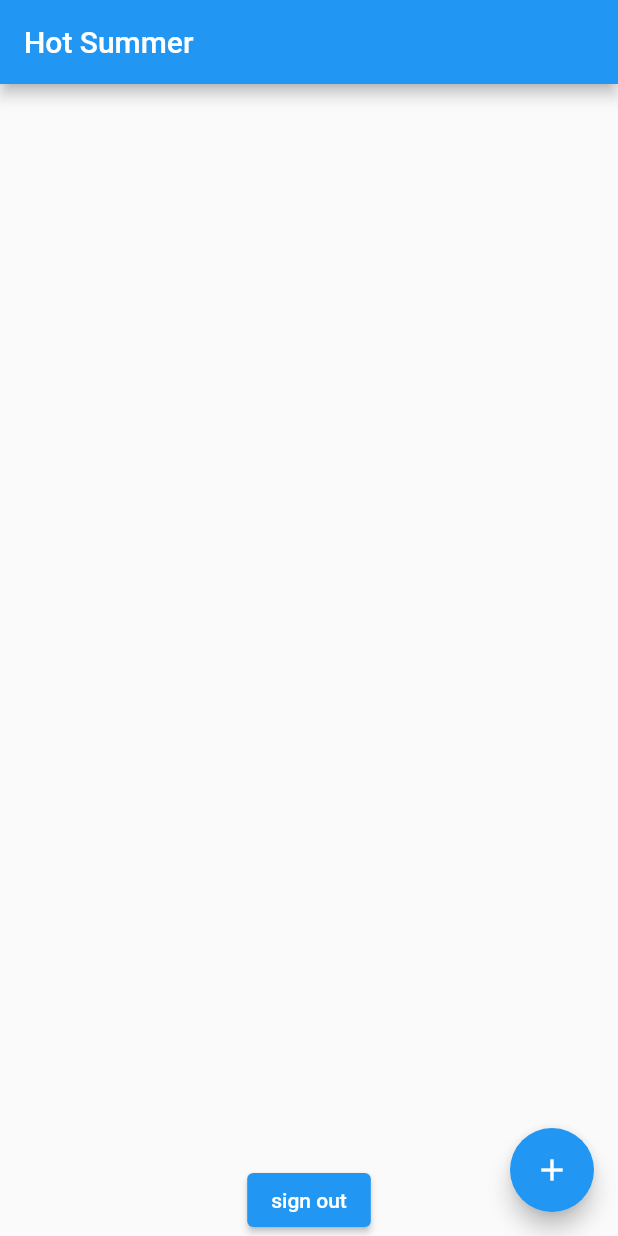
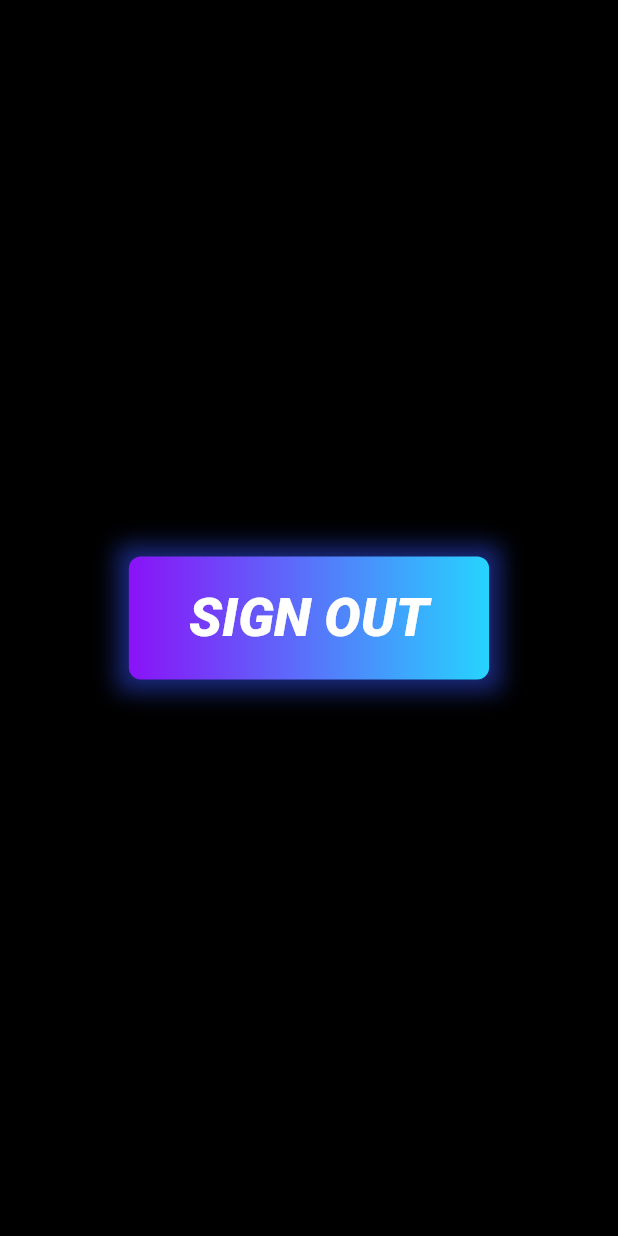
Before and after one commit to ethernetz/hot-summer, a Flutter app: the screen it shows once a user with an empty profile is signed in, on a phone screen of 412 x 824 dp. Run offline on Flutter 3.47's test engine with Material 2 defaults, Android fonts, the phone set to English and light mode, and no system bars; our stand-ins replace cloud_firestore, firebase_auth, firebase_core, firebase_crashlytics, google_fonts, google_sign_in and 1 more; accounts and stored records are empty; Roboto replaces fonts that are missing (Asap).

Commit message:
start styling, create hot_button

```diff
--- /dev/null
+++ b/app/lib/components/hot_button.dart
@@ -0,0 +1,101 @@
+// create custom button based on stateful widget
+import 'package:flutter/material.dart';
+
+class HotButton extends StatefulWidget {
+  final Widget child;
+  final void Function()? onPressed;
+
+  const HotButton({super.key, required this.child, this.onPressed});
+
+  @override
+  State<HotButton> createState() => _HotButtonState();
+}
+
+class _HotButtonState extends State<HotButton>
+    with SingleTickerProviderStateMixin {
+  late final AnimationController _controller = AnimationController(
+    vsync: this,
+    duration: const Duration(milliseconds: 200),
+    reverseDuration: const Duration(milliseconds: 200),
+    value: 1.0,
+    upperBound: 1.0,
+    lowerBound: 0.8,
+  );
+
+  late final Animation<double> _animation = CurvedAnimation(
+    parent: _controller,
+    curve: Curves.fastOutSlowIn,
+  );
+
+  @override
+  void initState() {
+    super.initState();
+
+    _animation;
+  }
+
+  @override
+  void dispose() {
+    _controller.dispose();
+    super.dispose();
+  }
+
+  void _onTap() {
+    _controller.reverse().then((_) {
+      _controller.forward();
+    });
+  }
+
+  void _onTapUp(TapUpDetails details) {
+    widget.onPressed?.call();
+    _controller.forward();
+  }
+
+  void _onTapDown(TapDownDetails details) {
+    _controller.reverse();
+  }
+
+  void _onTapCancel() {
+    _controller.forward();
+  }
+
+  @override
+  Widget build(BuildContext context) {
+    return ScaleTransition(
+      scale: _animation,
+      child: Container(
+        decoration: BoxDecoration(
+          boxShadow: [
+            BoxShadow(
+              color: const Color(0xff3252fa).withOpacity(0.5),
+              spreadRadius: 8,
+              blurRadius: 12,
+            ),
+          ],
+        ),
+        child: GestureDetector(
+          onTapCancel: _onTapCancel,
+          onTapDown: _onTapDown,
+          onTapUp: _onTapUp,
+          onTap: _onTap,
+          child: Container(
+            padding: const EdgeInsets.symmetric(vertical: 20, horizontal: 40),
+            decoration: BoxDecoration(
+              // color: _isPressed ? Colors.grey : Colors.red,
+              gradient: const LinearGradient(
+                begin: Alignment.centerLeft,
+                end: Alignment.centerRight,
+                colors: [
+                  Color(0xff8a12f7),
+                  Color(0xff26d4fe),
+                ],
+              ),
+              borderRadius: BorderRadius.circular(8),
+            ),
+            child: widget.child,
+          ),
+        ),
+      ),
+    );
+  }
+}
--- a/app/lib/main.dart
+++ b/app/lib/main.dart
@@ -5,7 +5,7 @@ import 'package:firebase_crashlytics/firebase_crashlytics.dart';
 import 'package:flutter/foundation.dart';
 import 'package:provider/provider.dart';
 import 'package:workspaces/services/auth_service.dart';
-import 'package:workspaces/screens/chat_screen.dart';
+import 'package:workspaces/screens/home_screen.dart';
 import 'firebase_options.dart';
 import 'package:flutter/material.dart';
 import 'package:workspaces/screens/auth_screen.dart';
@@ -57,26 +57,34 @@ class MyApp extends StatelessWidget {
         ],
         child: HotUserProxy(
           child: MaterialApp(
-            title: 'Hot Summer',
+            home: const Home(),
             theme: ThemeData(
-              primarySwatch: Colors.blue,
+              brightness: Brightness.dark,
+              colorScheme: const ColorScheme.dark(
+                  // primary: Colors.red,
+                  // secondary: Colors.blue,
+                  // background: Colors.black,
+                  ),
+              scaffoldBackgroundColor: Colors.black,
+              outlinedButtonTheme: OutlinedButtonThemeData(
+                style: ButtonStyle(
+                  backgroundColor: MaterialStateProperty.all(Colors.grey[900]),
+                  foregroundColor: MaterialStateProperty.all(Colors.white),
+                ),
+              ),
             ),
-            home: const MyHomePage(),
           ),
         ));
   }
 }
 
-class MyHomePage extends StatelessWidget {
-  const MyHomePage({super.key});
+class Home extends StatelessWidget {
+  const Home({super.key});
 
   @override
   Widget build(BuildContext context) {
     var firebaseUser = context.watch<User?>();
     return Scaffold(
-      appBar: AppBar(
-        title: const Text('Hot Summer'),
-      ),
       body: firebaseUser == null ? const AuthScreen() : const ChatScreen(),
     );
   }
--- a/app/lib/screens/chat_screen.dart
+++ /dev/null
@@ -1,56 +0,0 @@
-import 'package:flutter/material.dart';
-import 'package:cloud_firestore/cloud_firestore.dart';
-import 'package:provider/provider.dart';
-import 'package:workspaces/classes/hot_user.dart';
-import 'package:workspaces/services/auth_service.dart';
-
-class ChatScreen extends StatelessWidget {
-  const ChatScreen({super.key});
-
-  @override
-  Widget build(BuildContext context) {
-    var hotuser = context.watch<HotUser?>();
-    return Scaffold(
-      body: Column(
-        children: [
-          Text(hotuser?.displayName ?? "no user"),
-          Expanded(
-            child: StreamBuilder(
-                stream: FirebaseFirestore.instance
-                    .collection('chats/4K08x0809YgBzdcaed37/messages')
-                    .snapshots(),
-                builder: (ctx, snapshot) {
-                  if (snapshot.connectionState == ConnectionState.waiting) {
-                    return const Center(
-                      child: CircularProgressIndicator(),
-                    );
-                  }
-                  final docs = snapshot.data?.docs;
-                  return ListView.builder(
-                    itemCount: snapshot.data?.docs.length,
-                    itemBuilder: (ctx, index) => Container(
-                      padding: const EdgeInsets.all(8),
-                      child: Text(docs?[index]['text']),
-                    ),
-                  );
-                }),
-          ),
-          ElevatedButton(
-            onPressed: () {
-              context.read<AuthService>().signOut();
-            },
-            child: const Text("sign out"),
-          )
-        ],
-      ),
-      floatingActionButton: FloatingActionButton(
-        child: const Icon(Icons.add),
-        onPressed: () {
-          FirebaseFirestore.instance
-              .collection('chats/4K08x0809YgBzdcaed37/messages')
-              .add({'text': 'This was added by clicking the button!'});
-        },
-      ),
-    );
-  }
-}
--- /dev/null
+++ b/app/lib/screens/home_screen.dart
@@ -0,0 +1,33 @@
+import 'package:flutter/material.dart';
+import 'package:google_fonts/google_fonts.dart';
+import 'package:provider/provider.dart';
+import 'package:workspaces/classes/hot_user.dart';
+import 'package:workspaces/components/hot_button.dart';
+import 'package:workspaces/services/auth_service.dart';
+
+class ChatScreen extends StatelessWidget {
+  const ChatScreen({super.key});
+
+  @override
+  Widget build(BuildContext context) {
+    var hotuser = context.watch<HotUser?>();
+    return Scaffold(
+      body: Center(
+        child: HotButton(
+          onPressed: () {
+            context.read<AuthService>().signOut();
+          },
+          child: Text(
+            "SIGN OUT",
+            style: GoogleFonts.asap(
+              color: Colors.white,
+              fontWeight: FontWeight.w900,
+              fontStyle: FontStyle.italic,
+              fontSize: 36,
+            ),
+          ),
+        ),
+      ),
+    );
+  }
+}
--- a/app/pubspec.yaml
+++ b/app/pubspec.yaml
@@ -44,6 +44,7 @@ dependencies:
   crypto: ^3.0.2
   firebase_crashlytics: ^3.0.16
   google_sign_in: ^6.0.2
+  google_fonts: ^4.0.3
 
 dev_dependencies:
   flutter_test:
```
Also changed, not shown: app/pubspec.lock, 1 other file.
